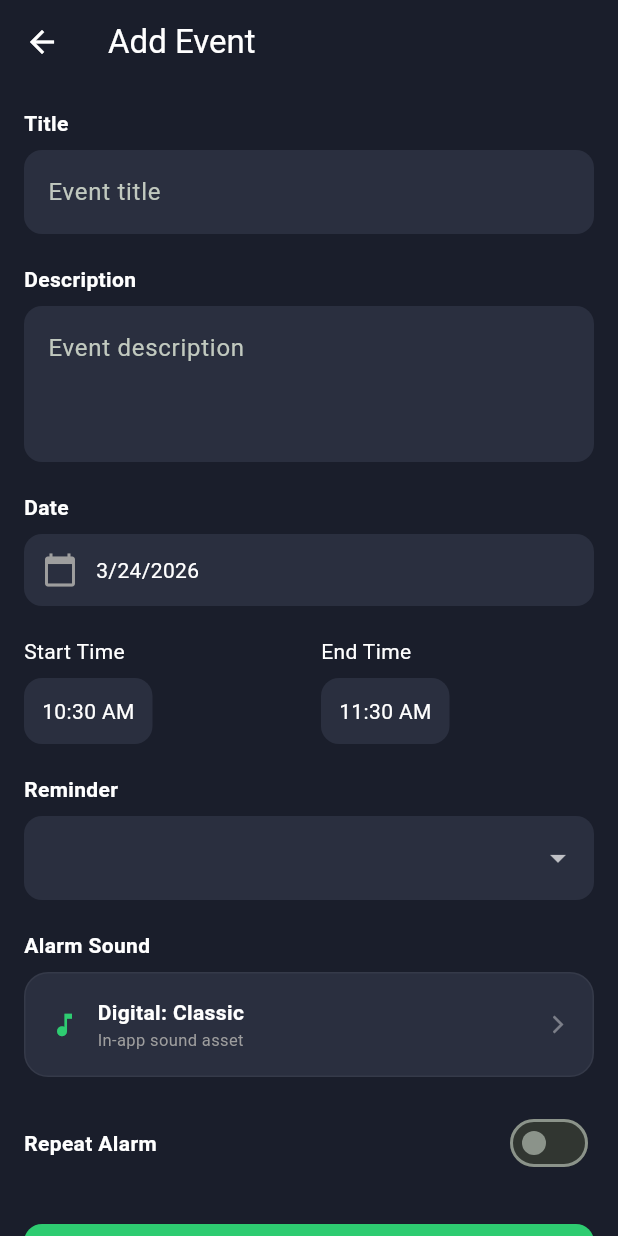
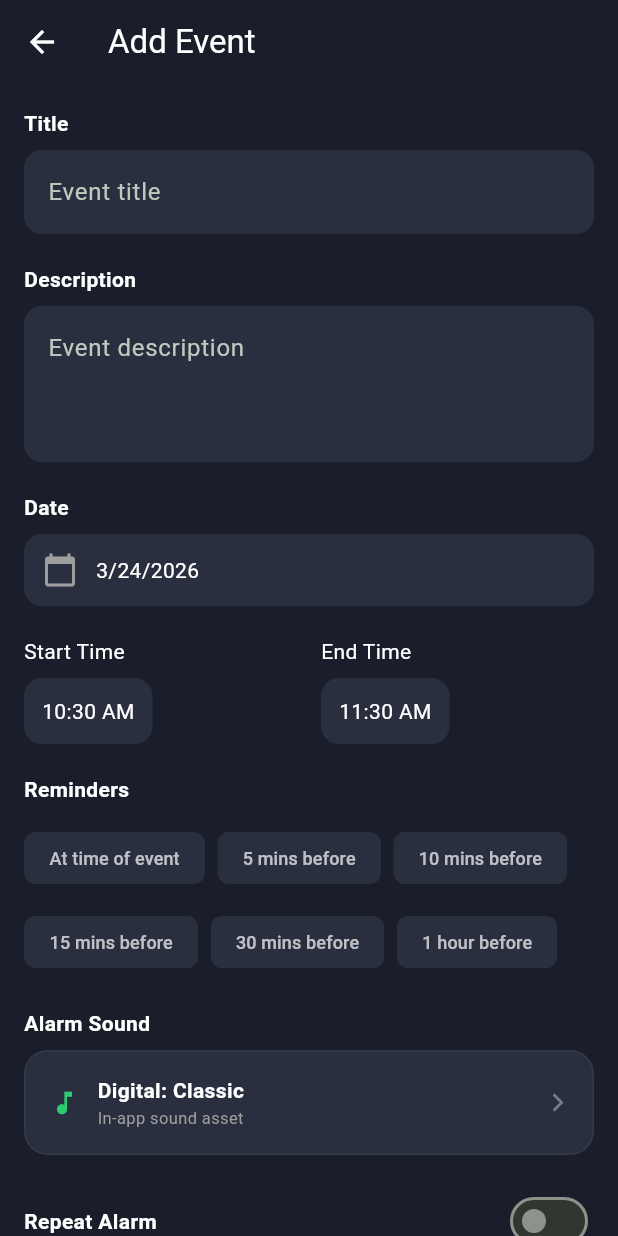
Before and after one commit to yspinfotech/intigrityBell-application, a Flutter app: the AddEventScreen screen opened by its route, on a phone screen of 412 x 824 dp. Run offline on Flutter 3.47's test engine with Material 3 defaults, Android fonts, the phone set to English and light mode, and no system bars; our stand-ins replace audioplayers, device_info_plus, flutter_local_notifications, flutter_timezone, image_picker, permission_handler and 3 more; missing offline and left inert: android_intent_plus, google_mlkit_text_recognition, record; accounts and stored records are empty.

Commit message:
new update

```diff
--- a/lib/main.dart
+++ b/lib/main.dart
@@ -26,17 +26,12 @@ import 'screens/add_note_screen.dart';
 import 'screens/main_dashboard_screen.dart';
 import 'screens/plan_day_screen.dart';
 import 'screens/stats_dashboard_screen.dart';
-import 'package:alarm/alarm.dart';
 import 'screens/alarm_ring_screen.dart';
 
 final GlobalKey<NavigatorState> navigatorKey = GlobalKey<NavigatorState>();
 
 void main() async {
   WidgetsFlutterBinding.ensureInitialized();
-
-  // Initialize Alarm Package (Step 1)
-  await Alarm.init();
-  debugPrint('⏰ Alarm system initialized');
 
   // Initialize timezone database for local notifications
   // This is required for zonedSchedule() to work correctly
--- a/lib/models/event_model.dart
+++ b/lib/models/event_model.dart
@@ -12,7 +12,7 @@ class Event {
   final String? createdBy;
   final String category;
   final int? notificationId;
-  final int? reminderTime; // Minutes before event
+  final List<int> reminders; // List of minutes before event
   final String sound; // 'default', 'alarm1', 'alarm2'
   final bool isRepeating;
   final List<int> repeatDays; // [1, 2, 3...] 1=Mon, 7=Sun
@@ -28,7 +28,7 @@ class Event {
     this.createdBy,
     this.category = 'General',
     this.notificationId,
-    this.reminderTime,
+    this.reminders = const [],
     this.sound = 'default',
     this.isRepeating = false,
     this.repeatDays = const [],
@@ -51,6 +51,14 @@ class Event {
   }
 
   factory Event.fromJson(Map<String, dynamic> json) {
+    // Handle migration from single reminderTime to List<int> reminders
+    List<int> remindersList = [];
+    if (json['reminders'] != null) {
+      remindersList = List<int>.from(json['reminders']);
+    } else if (json['reminderTime'] != null) {
+      remindersList = [json['reminderTime']];
+    }
+
     return Event(
       id: (json['_id'] ?? json['id'] ?? '').toString(),
       title: (json['title'] ?? '').toString(),
@@ -68,7 +76,7 @@ class Event {
       createdBy: (json['createdBy'] is Map) ? (json['createdBy']['name'] ?? '').toString() : json['createdBy']?.toString(),
       category: (json['category'] ?? 'General').toString(),
       notificationId: json['notificationId'],
-      reminderTime: json['reminderTime'],
+      reminders: remindersList,
       sound: (json['sound'] ?? 'default').toString(),
       isRepeating: json['isRepeating'] ?? false,
       repeatDays: List<int>.from(json['repeatDays'] ?? []),
@@ -84,7 +92,7 @@ class Event {
       'type': type,
       'category': category,
       'notificationId': notificationId,
-      'reminderTime': reminderTime,
+      'reminders': reminders,
       'sound': sound,
       'isRepeating': isRepeating,
       'repeatDays': repeatDays,
--- a/lib/models/task_model.dart
+++ b/lib/models/task_model.dart
@@ -16,7 +16,7 @@ class TaskModel {
   final String? assignedTo;
   final String? assignedToName;
   final String status; // 'pending', 'in-progress', 'completed'
-  final String? voiceNotePath;
+  final String? voiceNote;
 
   TaskModel({
     required this.id,
@@ -34,7 +34,7 @@ class TaskModel {
     this.assignedTo,
     this.assignedToName,
     this.status = 'pending',
-    this.voiceNotePath,
+    this.voiceNote,
   });
 
   String get dateString => DateFormat('MMM dd, yyyy').format(scheduledDate);
@@ -67,7 +67,7 @@ class TaskModel {
       assignedTo: (json['assignedTo'] is Map) ? (json['assignedTo']['_id'] ?? '').toString() : json['assignedTo']?.toString(),
       assignedToName: (json['assignedTo'] is Map) ? (json['assignedTo']['name'] ?? '').toString() : null,
       status: (json['status'] ?? (json['isCompleted'] == true ? 'completed' : 'pending')).toString(),
-      voiceNotePath: json['voiceNotePath']?.toString(),
+      voiceNote: json['voiceNote']?.toString(),
     );
   }
 
@@ -80,6 +80,7 @@ class TaskModel {
       'category': category, // Correct field name
       'assignedTo': assignedTo,
       'status': status,
+      'voiceNote': voiceNote,
     };
   }
 }
--- a/lib/screens/add_event_screen.dart
+++ b/lib/screens/add_event_screen.dart
@@ -18,12 +18,12 @@ class _AddEventScreenState extends State<AddEventScreen> {
   static const platform = MethodChannel('com.example.intigrity/ringtone');
   final _titleController = TextEditingController();
   final _descriptionController = TextEditingController();
-  DateTime _selectedDate = DateTime.now();
+  DateTime _selectedDate = DateTime(DateTime.now().year, DateTime.now().month, DateTime.now().day);
   TimeOfDay _startTime = TimeOfDay.now();
   TimeOfDay _endTime = TimeOfDay.now().replacing(hour: TimeOfDay.now().hour + 1);
   bool _isRepeating = false;
   List<int> _selectedRepeatDays = [];
-  String? _selectedReminder;
+  List<int> _selectedReminders = []; // Changed to List
   String _selectedSound = 'default';
 
   final List<String> _weekDays = ['M', 'T', 'W', 'T', 'F', 'S', 'S'];
@@ -39,25 +39,25 @@ class _AddEventScreenState extends State<AddEventScreen> {
       _endTime = widget.existingEvent!.endTime ?? TimeOfDay.now().replacing(hour: TimeOfDay.now().hour + 1);
       _isRepeating = widget.existingEvent!.isRepeating;
       _selectedRepeatDays = List<int>.from(widget.existingEvent!.repeatDays);
-
-      if (widget.existingEvent!.reminderTime != null) {
-        if (widget.existingEvent!.reminderTime == 15) _selectedReminder = '15 mins before';
-        else if (widget.existingEvent!.reminderTime == 30) _selectedReminder = '30 mins before';
-        else if (widget.existingEvent!.reminderTime == 60) _selectedReminder = '1 hour before';
-        else if (widget.existingEvent!.reminderTime == 0) _selectedReminder = 'On time';
-      }
+      _selectedReminders = List<int>.from(widget.existingEvent!.reminders);
       _selectedSound = widget.existingEvent!.sound;
     }
   }
 
-  int? _getReminderMinutes() {
-    switch (_selectedReminder) {
-      case '15 mins before': return 15;
-      case '30 mins before': return 30;
-      case '1 hour before': return 60;
-      case 'On time': return 0;
-      default: return null;
-    }
+  void _toggleReminder(int minutes) {
+    setState(() {
+      if (_selectedReminders.contains(minutes)) {
+        _selectedReminders.remove(minutes);
+      } else {
+        _selectedReminders.add(minutes);
+      }
+    });
+  }
+
+  String _getReminderLabel(int minutes) {
+    if (minutes == 0) return 'At time of event';
+    if (minutes < 60) return '$minutes mins before';
+    return '${minutes ~/ 60} hour before';
   }
 
   void _toggleRepeatDay(int day) {
@@ -183,7 +183,7 @@ class _AddEventScreenState extends State<AddEventScreen> {
       endTime: _endTime,
       type: 'local',
       category: 'General',
-      reminderTime: _getReminderMinutes(),
+      reminders: _selectedReminders,
       sound: _selectedSound,
       isRepeating: _isRepeating,
       repeatDays: _selectedRepeatDays,
@@ -265,11 +265,12 @@ class _AddEventScreenState extends State<AddEventScreen> {
               SizedBox(height: 8),
               GestureDetector(
                 onTap: () async {
+                  final DateTime today = DateTime(DateTime.now().year, DateTime.now().month, DateTime.now().day);
                   final picked = await showDatePicker(
                     context: context,
                     initialDate: _selectedDate,
-                    firstDate: DateTime.now(),
-                    lastDate: DateTime.now().add(Duration(days: 365)),
+                    firstDate: today,
+                    lastDate: today.add(const Duration(days: 365)),
                   );
                   if (picked != null) setState(() => _selectedDate = picked);
                 },
@@ -357,25 +358,34 @@ class _AddEventScreenState extends State<AddEventScreen> {
                 ],
               ),
               SizedBox(height: 20),
-              // Reminder
-              Text('Reminder', style: TextStyle(color: Colors.white, fontSize: 14, fontWeight: FontWeight.w600)),
-              SizedBox(height: 8),
-              DropdownButtonFormField<String>(
-                value: _selectedReminder,
-                decoration: InputDecoration(
-                  filled: true,
-                  fillColor: Color(0xFF2A2F3F),
-                  border: OutlineInputBorder(
-                    borderRadius: BorderRadius.circular(12),
-                    borderSide: BorderSide.none,
-                  ),
-                ),
-                items: ['15 mins before', '30 mins before', '1 hour before', 'On time']
-                    .map((v) => DropdownMenuItem(value: v, child: Text(v)))
-                    .toList(),
-                onChanged: (value) => setState(() => _selectedReminder = value),
-                dropdownColor: Color(0xFF2A2F3F),
-                style: TextStyle(color: Colors.white),
+              // Reminder Selection (Multi-select)
+              Text('Reminders', style: TextStyle(color: Colors.white, fontSize: 14, fontWeight: FontWeight.w600)),
+              SizedBox(height: 12),
+              Wrap(
+                spacing: 8,
+                runSpacing: 8,
+                children: [0, 5, 10, 15, 30, 60].map((minutes) {
+                  final isSelected = _selectedReminders.contains(minutes);
+                  return FilterChip(
+                    label: Text(_getReminderLabel(minutes)),
+                    selected: isSelected,
+                    onSelected: (_) => _toggleReminder(minutes),
+                    backgroundColor: Color(0xFF2A2F3F),
+                    selectedColor: Color(0xFF2ECC71).withOpacity(0.3),
+                    labelStyle: TextStyle(
+                      color: isSelected ? Color(0xFF2ECC71) : Colors.white70,
+                      fontSize: 12,
+                    ),
+                    checkmarkColor: Color(0xFF2ECC71),
+                    shape: RoundedRectangleBorder(
+                      borderRadius: BorderRadius.circular(8),
+                      side: BorderSide(
+                        color: isSelected ? Color(0xFF2ECC71) : Colors.transparent,
+                        width: 1,
+                      ),
+                    ),
+                  );
+                }).toList(),
               ),
               SizedBox(height: 20),
               // Sound Selection
--- a/lib/screens/plan_my_day_screen.dart
+++ b/lib/screens/plan_my_day_screen.dart
@@ -18,7 +18,7 @@ class _PlanMyDayScreenState extends State<PlanMyDayScreen> {
     WidgetsBinding.instance.addPostFrameCallback((_) {
       final userProvider = context.read<UserProvider>();
       if (userProvider.token != null) {
-        context.read<TaskProvider>().fetchTasks(userProvider.token!);
+        context.read<TaskProvider>().fetchTasks(userProvider.token!, currentUserId: userProvider.currentUser?.id);
       }
     });
   }
--- a/lib/services/api_service.dart
+++ b/lib/services/api_service.dart
@@ -7,10 +7,11 @@ class ApiService {
   /// ─── IMPORTANT: Set this to your machine's local IP when testing on a real device.
   /// For Android Emulator → 10.0.2.2
   /// For Real Device        → your machine's WiFi IP (e.g. 192.168.1.X)
-  static const String _serverHost = '192.168.1.16'; // ← Change this to your IP
+  static const String _serverHost = '192.168.1.36'; // ← Change this to your IP
   static const int _serverPort = 8000;
 
   static String get baseUrl => 'http://$_serverHost:$_serverPort/api';
+  // static String get baseUrl => 'https://intigrity-bell-backend.vercel.app/api';
 
   static String? _token;
 
```
Also changed, not shown: lib/providers/event_provider.dart (+5 -5 lines), lib/providers/task_provider.dart (+21 -2 lines), lib/screens/home_screen.dart (+52 -1 lines), lib/screens/task_screen.dart (+67 -14 lines), lib/services/notification_service.dart (+222 -149 lines), 3 other files.
